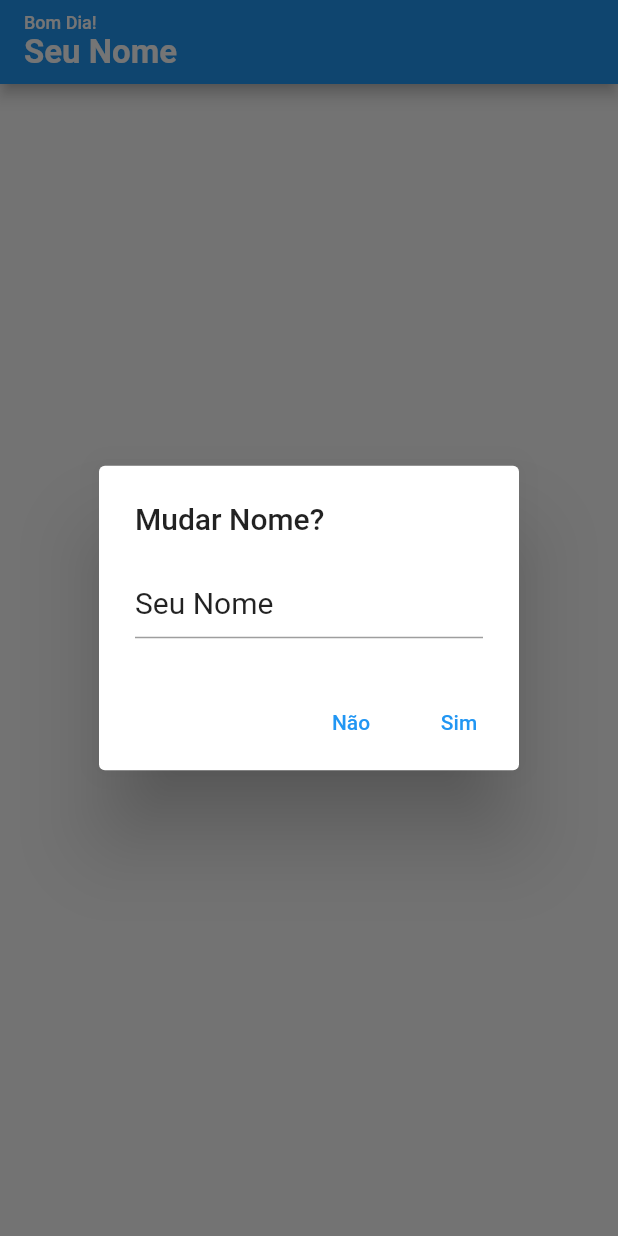
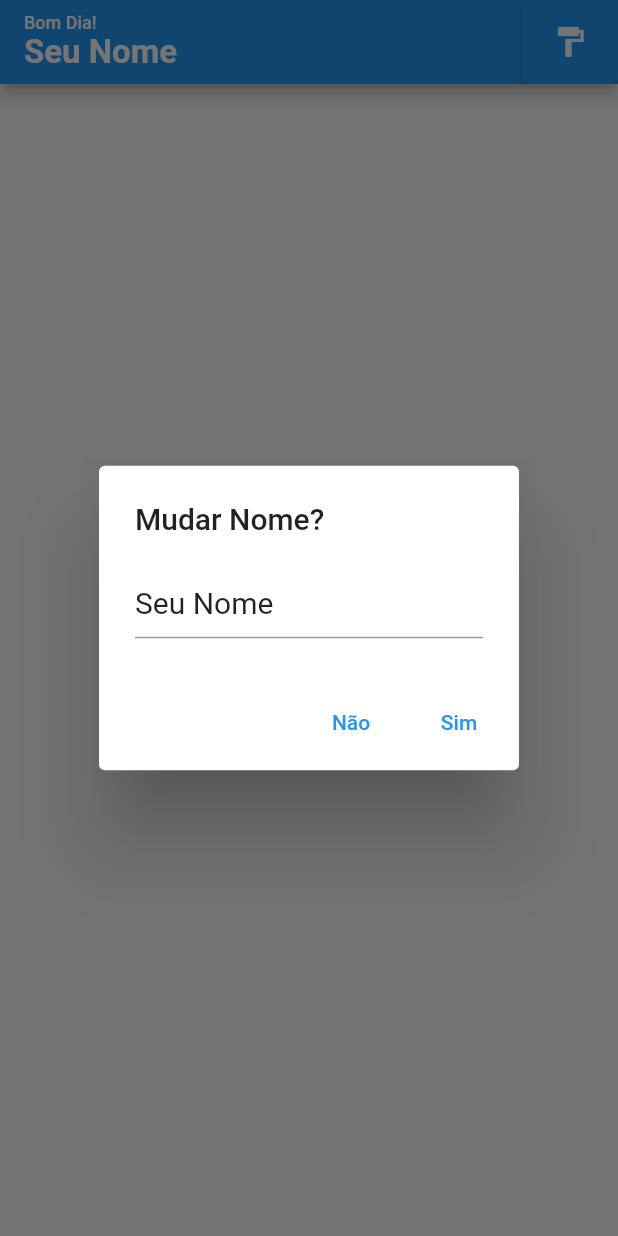
Before and after one commit to Canudo319/shopping-list-app, a Flutter app: the screen it shows after launch, after a tap on "Seu Nome", on a phone screen of 412 x 824 dp. Run offline on Flutter 3.47's test engine with Material 2 defaults, Android fonts, the phone set to English and light mode, and no system bars; our stand-ins replace shared_preferences.

Commit message:
refactoring da classe de Greeter

```diff
--- a/lib/ui/ShoppingListApp.dart
+++ b/lib/ui/ShoppingListApp.dart
@@ -10,6 +10,15 @@ class ShoppingListApp extends StatelessWidget {
       home: Scaffold(
         appBar: AppBar(
           title: const GreeterWidget(),
+          actions: [
+            ElevatedButton(
+              onPressed: () {},
+              child: const Icon(
+                Icons.format_paint,
+                color: Colors.white,
+              ),
+            )
+          ],
         ),
         body: const Center(
           child: Text("Adicionar uma nova compra"),
--- a/lib/widgets/GreeterWidget.dart
+++ b/lib/widgets/GreeterWidget.dart
@@ -1,5 +1,6 @@
 import 'package:flutter/material.dart';
 import 'package:shared_preferences/shared_preferences.dart';
+import 'package:shopping_list_app/widgets/TextGreeter.dart';
 
 import 'ChangeNameAlertDialog.dart';
 
@@ -29,20 +30,6 @@ class _GreeterWidgetState extends State<GreeterWidget> {
 
   Future<void> _startupName() async => _setName(await _getNameFromSharedPref());
 
-  final now = DateTime.now();
-
-  String get greeting {
-    String result;
-    if (now.hour >= 4 && now.hour < 11) {
-      result = "Bom Dia!";
-    } else if (now.hour >= 11 && now.hour < 17) {
-      result = "Boa Tarde!";
-    } else {
-      result = "Boa Noite!";
-    }
-    return result;
-  }
-
   @override
   void initState() {
     super.initState();
@@ -61,12 +48,7 @@ class _GreeterWidgetState extends State<GreeterWidget> {
     return Column(
       crossAxisAlignment: CrossAxisAlignment.start,
       children: [
-        Text(
-          greeting,
-          style: const TextStyle(
-            fontSize: 12,
-          ),
-        ),
+        TextGreeter(),
         InkWell(
           onTap: () {
             showDialog(
--- /dev/null
+++ b/lib/widgets/TextGreeter.dart
@@ -0,0 +1,29 @@
+import 'package:flutter/material.dart';
+
+class TextGreeter extends StatelessWidget {
+  TextGreeter({Key? key}) : super(key: key);
+
+  final now = DateTime.now();
+
+  String get greeting {
+    String result;
+    if (now.hour >= 4 && now.hour < 11) {
+      result = "Bom Dia!";
+    } else if (now.hour >= 11 && now.hour < 17) {
+      result = "Boa Tarde!";
+    } else {
+      result = "Boa Noite!";
+    }
+    return result;
+  }
+
+  @override
+  Widget build(BuildContext context) {
+    return Text(
+      greeting,
+      style: const TextStyle(
+        fontSize: 12,
+      ),
+    );
+  }
+}
```
